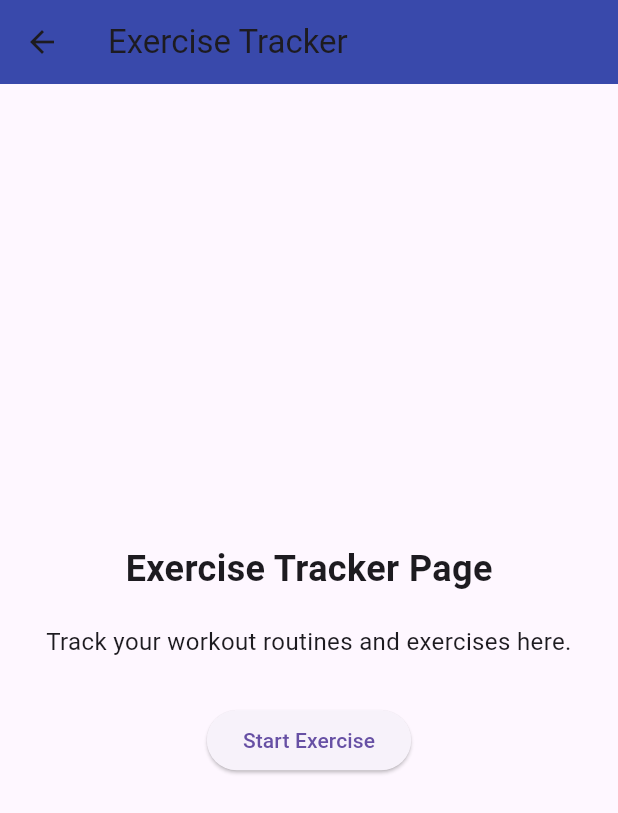
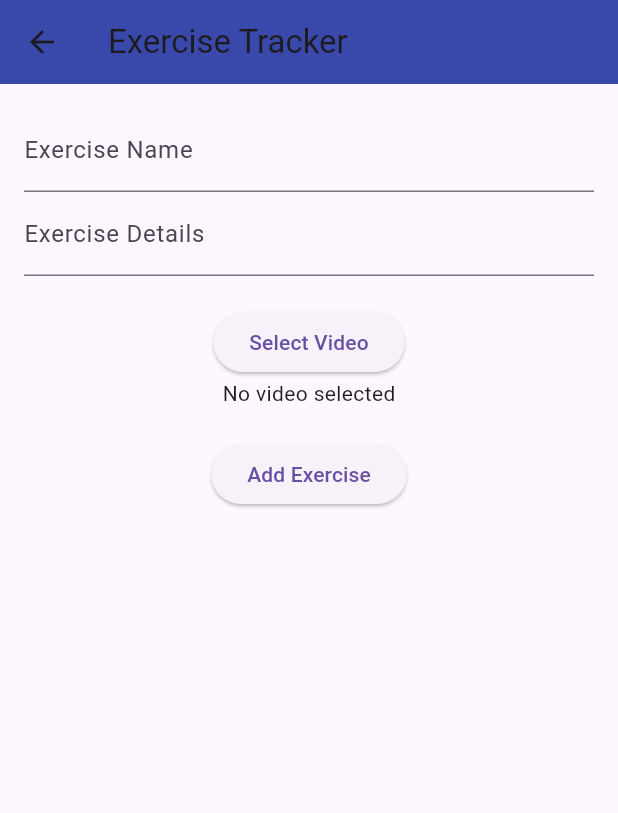
Before and after one commit to ryanbabu114/Gym, a Flutter app: the ExercisePage screen opened directly, on a phone screen of 412 x 824 dp. Shown: the top 813 px of the screen. Run offline on Flutter 3.47's test engine with Material 3 defaults, Android fonts, the phone set to English and light mode, and no system bars; our stand-ins replace file_picker, supabase_flutter; accounts and stored records are empty.

Commit message:
#1 Updated the login such that it is role based login, i.e client cannot login to trainer and vice-versa #2 Added funtionality to exercise button in trainer page

```diff
--- a/lib/pages/Trainerpage/ExercisePage.dart
+++ b/lib/pages/Trainerpage/ExercisePage.dart
@@ -1,7 +1,92 @@
 import 'package:flutter/material.dart';
 import 'package:supabase_flutter/supabase_flutter.dart';
+import 'package:file_picker/file_picker.dart';
+import 'dart:io';
 
-class ExercisePage extends StatelessWidget {
+class ExercisePage extends StatefulWidget {
+  @override
+  _ExercisePageState createState() => _ExercisePageState();
+}
+
+class _ExercisePageState extends State<ExercisePage> {
+  final _supabase = Supabase.instance.client;
+  final _nameController = TextEditingController();
+  final _detailsController = TextEditingController();
+  File? _selectedVideo;
+  bool isUploading = false;
+
+  // Pick video from device
+  Future<void> _pickVideo() async {
+    final result = await FilePicker.platform.pickFiles(
+      type: FileType.video,
+    );
+
+    if (result != null && result.files.single.path != null) {
+      setState(() {
+        _selectedVideo = File(result.files.single.path!);
+      });
+    }
+  }
+
+  // Upload video to Supabase Storage
+  Future<String?> _uploadVideo(File videoFile) async {
+    try {
+      final userId = _supabase.auth.currentUser!.id;
+      final fileName = '${DateTime.now().millisecondsSinceEpoch}.mp4';
+      final filePath = 'exercise-videos/$userId/$fileName';
+
+      // Upload the file
+      await _supabase.storage.from('exercise-videos').upload(filePath, videoFile);
+
+      // Return the public URL of the video
+      return _supabase.storage.from('exercise-videos').getPublicUrl(filePath);
+    } catch (e) {
+      print("Upload error: $e");
+      return null;
+    }
+  }
+
+  // Add Exercise with Video
+  Future<void> _addExercise() async {
+    if (_nameController.text.isEmpty || _detailsController.text.isEmpty || _selectedVideo == null) {
+      ScaffoldMessenger.of(context).showSnackBar(
+        const SnackBar(content: Text('Please fill all fields and select a video.')),
+      );
+      return;
+    }
+
+    setState(() => isUploading = true);
+
+    try {
+      final videoUrl = await _uploadVideo(_selectedVideo!);
+      if (videoUrl == null) {
+        ScaffoldMessenger.of(context).showSnackBar(
+          const SnackBar(content: Text('Video upload failed. Try again.')),
+        );
+        return;
+      }
+
+      // Save to database
+      await _supabase.from('exercises').insert({
+        'trainer_id': _supabase.auth.currentUser!.id,
+        'exercise_name': _nameController.text.trim(),
+        'details': _detailsController.text.trim(),
+        'video_url': videoUrl, // Store video URL
+      });
+
+      ScaffoldMessenger.of(context).showSnackBar(
+        const SnackBar(content: Text('Exercise added successfully!')),
+      );
+      _nameController.clear();
+      _detailsController.clear();
+      setState(() => _selectedVideo = null);
+    } catch (e) {
+      print("Error: $e");
+    }
+
+    setState(() => isUploading = false);
+  }
+
   @override
   Widget build(BuildContext context) {
     return Scaffold(
@@ -9,32 +94,33 @@ class ExercisePage extends StatelessWidget {
         title: Text('Exercise Tracker'),
         backgroundColor: Colors.indigo[600],
       ),
-      body: Center(
-        child: Padding(
+      body: Padding(
         padding: const EdgeInsets.all(16.0),
         child: Column(
-            mainAxisAlignment: MainAxisAlignment.center,
           children: [
-              Text(
-                'Exercise Tracker Page',
-                style: TextStyle(fontSize: 24, fontWeight: FontWeight.bold),
+            TextField(controller: _nameController, decoration: const InputDecoration(labelText: 'Exercise Name')),
+            TextField(controller: _detailsController, decoration: const InputDecoration(labelText: 'Exercise Details')),
+            const SizedBox(height: 20),
+
+            // Select Video Button
+            ElevatedButton(
+              onPressed: _pickVideo,
+              child: const Text('Select Video'),
             ),
-              SizedBox(height: 20),
-              Text(
-                'Track your workout routines and exercises here.',
-                textAlign: TextAlign.center,
-                style: TextStyle(fontSize: 16),
-              ),
-              SizedBox(height: 30),
-              ElevatedButton(
-                onPressed: () {
-                  // Handle exercise action here
-                  print('Exercise Started');
-                },
-                child: Text('Start Exercise'),
+
+            _selectedVideo != null
+                ? Text('Selected: ${_selectedVideo!.path.split('/').last}')
+                : const Text('No video selected'),
+
+            const SizedBox(height: 20),
+
+            isUploading
+                ? const CircularProgressIndicator()
+                : ElevatedButton(
+              onPressed: _addExercise,
+              child: const Text('Add Exercise'),
             ),
           ],
-          ),
         ),
       ),
     );
```
Also changed, not shown: lib/pages/Trainerpage/TrainerPage.dart (+23 -0 lines), pubspec.yaml (+90 -89 lines), pubspec.lock. Lines whose indentation alone changed are shown as unchanged.
